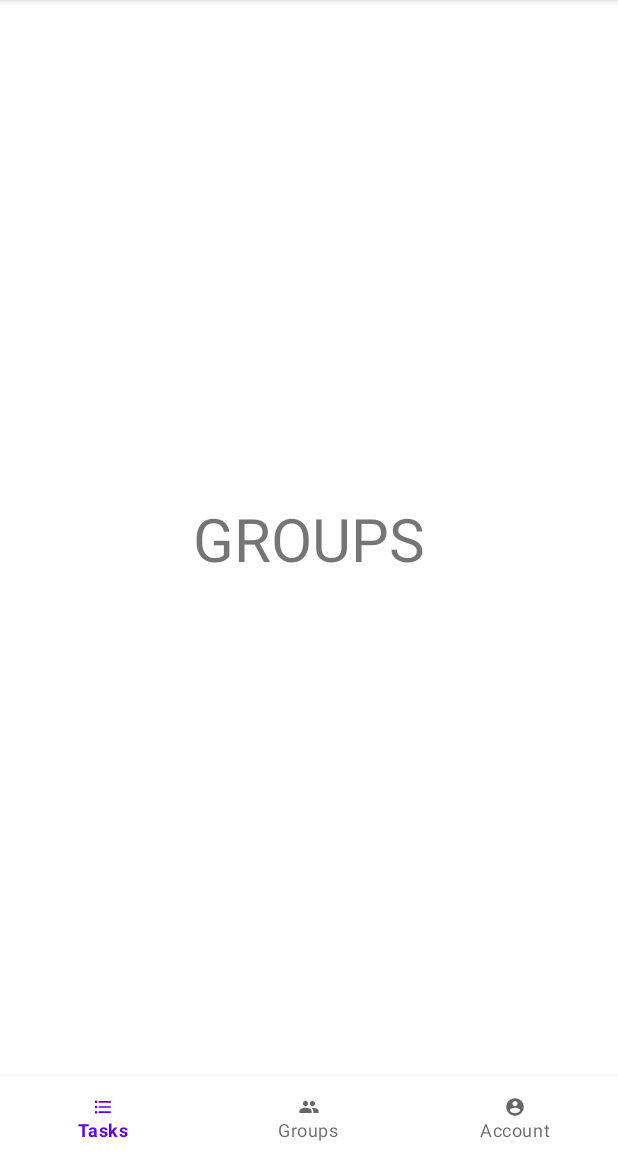
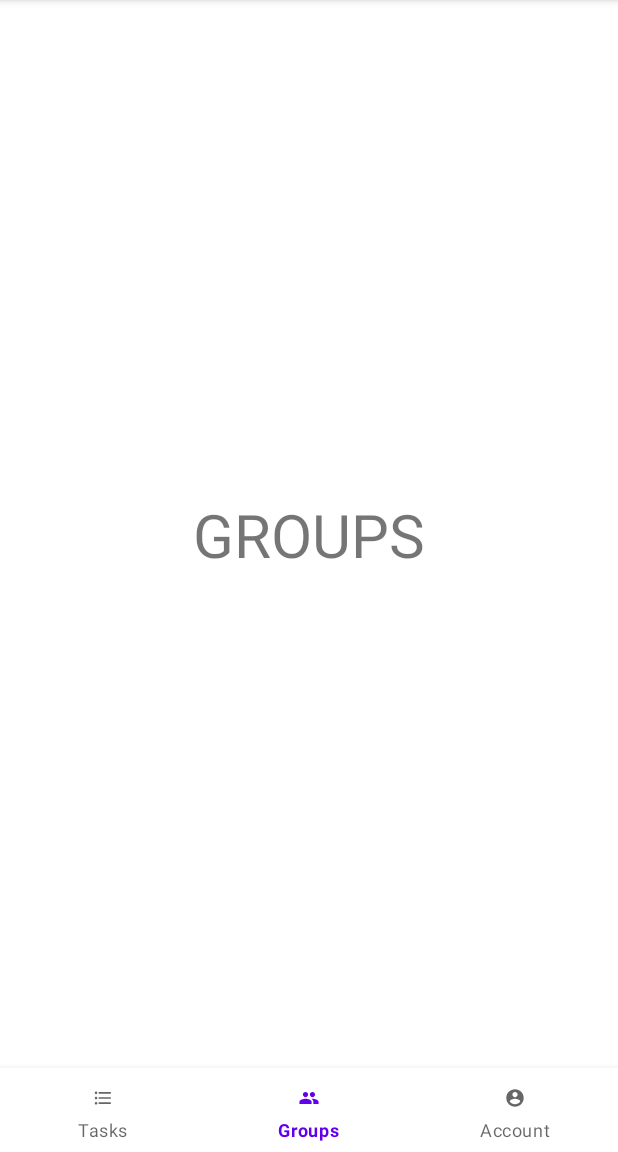
Before and after one commit to noampl/DoiT, an Android app: the screen it shows after launch (MainActivity), on a phone screen of 412 x 824 dp, the part 84-1236 px from its top. Run offline under Robolectric (Android 15) with nearby library versions, the phone set to English and light mode, and no system bars; our stand-ins replace data binding, navigation-ui.

Commit message:
add all the doc

```diff
--- a/app/src/main/java/com/example/doit/MainActivity.java
+++ b/app/src/main/java/com/example/doit/MainActivity.java
@@ -2,12 +2,14 @@ package com.example.doit;
 
 import androidx.appcompat.app.AppCompatActivity;
 import androidx.databinding.DataBindingUtil;
+import androidx.navigation.NavController;
+import androidx.navigation.fragment.NavHostFragment;
+import androidx.navigation.ui.NavigationUI;
 
 import android.os.Bundle;
 
 import com.example.doit.databinding.ActivityMainBinding;
-import com.example.doit.Model.Repository;
-
+import com.google.android.material.bottomnavigation.BottomNavigationView;
 
 public class MainActivity extends AppCompatActivity {
 
@@ -17,12 +19,14 @@ public class MainActivity extends AppCompatActivity {
     protected void onCreate(Bundle savedInstanceState) {
         super.onCreate(savedInstanceState);
         _binding = DataBindingUtil.setContentView(this, R.layout.activity_main);
+        initNavigation();
+    }
 
-        if(savedInstanceState == null) {
-            getSupportFragmentManager().beginTransaction()
-                    .setReorderingAllowed(true)
-                    .add(R.id.fragment_container_view, LogInFragment.class, null)
-                    .commit();
-        }
+    private void initNavigation(){
+        NavHostFragment navHostFragment =
+                (NavHostFragment) getSupportFragmentManager().findFragmentById(R.id.fragmentContainerView);
+
+        BottomNavigationView bottomNavigationView = _binding.bottomNavBar;
+        NavigationUI.setupWithNavController(bottomNavigationView, navHostFragment.getNavController());
     }
 }
--- a/app/src/main/res/layout/activity_main.xml
+++ b/app/src/main/res/layout/activity_main.xml
@@ -23,7 +23,7 @@
     <com.google.android.material.bottomnavigation.BottomNavigationView
         android:id="@+id/bottom_nav_bar"
         android:layout_width="match_parent"
-        android:layout_height="50dp"
+        android:layout_height="wrap_content"
         app:layout_constraintBottom_toBottomOf="parent"
         app:layout_constraintStart_toStartOf="parent"
         app:layout_constraintEnd_toEndOf="parent"
--- a/app/src/main/res/navigation/doit_nav.xml
+++ b/app/src/main/res/navigation/doit_nav.xml
@@ -9,25 +9,12 @@
         android:id="@+id/groupsFragment"
         android:name="com.example.doit.GroupsFragment"
         android:label="fragment_groups"
-        tools:layout="@layout/fragment_groups" >
-        <action
-            android:id="@+id/action_groupsFragment_to_accountFragment"
-            app:destination="@id/accountFragment" />
-        <action
-            android:id="@+id/action_groupsFragment_to_tasksFragment"
-            app:destination="@id/tasksFragment" />
-    </fragment>
+        tools:layout="@layout/fragment_groups" />
     <fragment
         android:id="@+id/accountFragment"
         android:name="com.example.doit.AccountFragment"
         android:label="fragment_account"
         tools:layout="@layout/fragment_account" >
-        <action
-            android:id="@+id/action_accountFragment_to_groupsFragment"
-            app:destination="@id/groupsFragment" />
-        <action
-            android:id="@+id/action_accountFragment_to_tasksFragment"
-            app:destination="@id/tasksFragment" />
         <action
             android:id="@+id/action_accountFragment_to_taskDetails"
             app:destination="@id/taskDetails" />
@@ -37,12 +24,6 @@
         android:name="com.example.doit.TasksFragment"
         android:label="fragment_tasks"
         tools:layout="@layout/fragment_tasks" >
-        <action
-            android:id="@+id/action_tasksFragment_to_groupsFragment"
-            app:destination="@id/groupsFragment" />
-        <action
-            android:id="@+id/action_tasksFragment_to_accountFragment"
-            app:destination="@id/accountFragment" />
         <action
             android:id="@+id/action_tasksFragment_to_specificGroupFragment"
             app:destination="@id/specificGroupFragment" />
--- a/build.gradle
+++ b/build.gradle
@@ -2,11 +2,15 @@ buildscript {
     repositories {
         // Check that you have the following line (if not, add it):
         google()  // Google's Maven repository
+        mavenCentral()
+
 
     }
     dependencies {
         // Add this line
         classpath 'com.google.gms:google-services:4.3.10'
+        classpath "androidx.navigation:navigation-safe-args-gradle-plugin:$nav_version"
+
     }
 }
 
```
